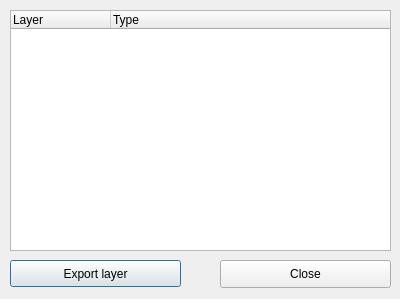
The window that dlg_importLayer.ui (LESPROJEKT/qgis-layman-plugin) describes before a commit, drawn with Qt 5.
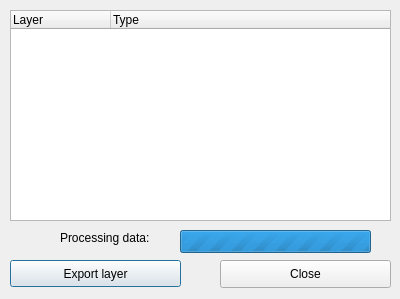
The same window after the commit.

Diff of the .ui file:
```diff
--- a/dlg_importLayer.ui
+++ b/dlg_importLayer.ui
@@ -76,7 +76,7 @@
      <x>10</x>
      <y>10</y>
      <width>381</width>
-     <height>241</height>
+     <height>211</height>
     </rect>
    </property>
    <property name="selectionMode">
@@ -96,6 +96,38 @@
     </property>
    </column>
   </widget>
+  <widget class="QProgressBar" name="progressBar">
+   <property name="enabled">
+    <bool>true</bool>
+   </property>
+   <property name="geometry">
+    <rect>
+     <x>180</x>
+     <y>230</y>
+     <width>191</width>
+     <height>23</height>
+    </rect>
+   </property>
+   <property name="maximum">
+    <number>0</number>
+   </property>
+   <property name="value">
+    <number>0</number>
+   </property>
+  </widget>
+  <widget class="QLabel" name="label_import">
+   <property name="geometry">
+    <rect>
+     <x>60</x>
+     <y>230</y>
+     <width>141</width>
+     <height>16</height>
+    </rect>
+   </property>
+   <property name="text">
+    <string>Processing data:</string>
+   </property>
+  </widget>
  </widget>
  <resources/>
  <connections/>
```
Left out of the diff: 2 changed lines with no effect on the pictures.
